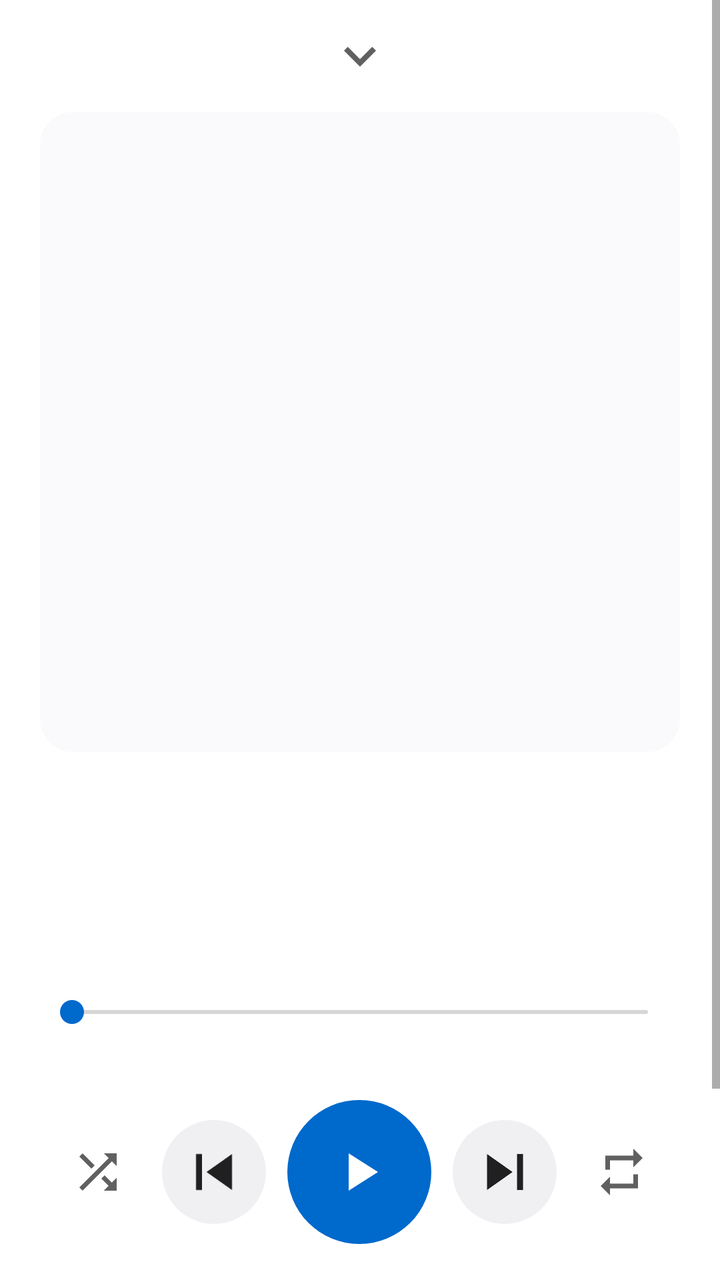
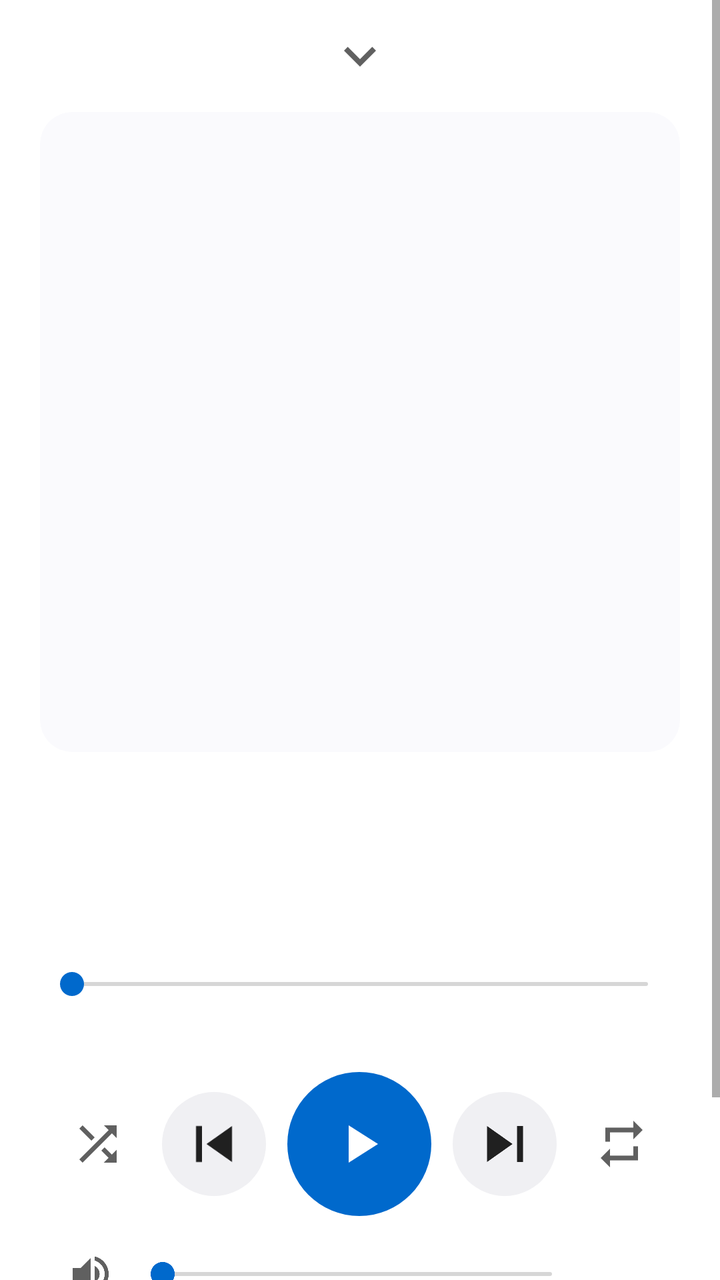

Compare the two renders of this Android layout. The source of the first and the diff that turns it into the second are given below.
<!-- AndroidManifest.xml: application theme Theme.UpnpCast -->
<!-- res/layout/activity_now_playing.xml -->
<?xml version="1.0" encoding="utf-8"?>
<ScrollView xmlns:android="http://schemas.android.com/apk/res/android"
    android:id="@+id/scroll"
    android:layout_width="match_parent"
    android:layout_height="match_parent"
    android:fillViewport="true"
    android:fitsSystemWindows="true">

    <LinearLayout
        android:id="@+id/player"
        android:layout_width="match_parent"
        android:layout_height="wrap_content"
        android:gravity="center_horizontal"
        android:orientation="vertical"
        android:paddingHorizontal="20dp"
        android:paddingBottom="24dp"
        android:paddingTop="8dp">

        
        <ImageView
            android:id="@+id/close"
            android:layout_width="56dp"
            android:layout_height="40dp"
            android:layout_marginBottom="8dp"
            android:background="@drawable/control"
            android:contentDescription="@string/close"
            android:scaleType="center"
            android:src="@drawable/ic_down" />

        <ImageView
            android:id="@+id/player_art"
            android:layout_width="320dp"
            android:layout_height="320dp"
            android:background="@drawable/cover"
            android:clipToOutline="true"
            android:importantForAccessibility="no"
            android:scaleType="centerCrop" />

        
        <View
            android:id="@+id/spacer"
            android:layout_width="match_parent"
            android:layout_height="0dp"
            android:layout_weight="1" />

        
        <TextView
            android:id="@+id/player_title"
            android:layout_width="match_parent"
            android:layout_height="wrap_content"
            android:layout_marginTop="24dp"
            android:paddingHorizontal="16dp"
            android:ellipsize="end"
            android:fontFamily="sans-serif-medium"
            android:maxLines="2"
            android:textColor="@color/text"
            android:textSize="24sp" />

        <TextView
            android:id="@+id/player_meta"
            android:layout_width="match_parent"
            android:layout_height="wrap_content"
            android:layout_marginTop="4dp"
            android:paddingHorizontal="16dp"
            android:ellipsize="end"
            android:maxLines="2"
            android:textColor="@color/text2"
            android:textSize="16sp" />

        <TextView
            android:id="@+id/player_format"
            android:layout_width="match_parent"
            android:layout_height="wrap_content"
            android:layout_marginTop="4dp"
            android:paddingHorizontal="16dp"
            android:textColor="@color/text2"
            android:textSize="14sp" />

        <SeekBar
            android:id="@+id/player_progress"
            android:layout_width="match_parent"
            android:layout_height="wrap_content"
            android:layout_marginTop="16dp"
            android:progressBackgroundTint="@color/text2"
            android:progressTint="@color/accent"
            android:thumbTint="@color/accent" />

        <LinearLayout
            android:layout_width="match_parent"
            android:layout_height="wrap_content"
            android:orientation="horizontal"
            android:paddingHorizontal="16dp">

            <TextView
                android:id="@+id/player_elapsed"
                android:layout_width="0dp"
                android:layout_height="wrap_content"
                android:layout_weight="1"
                android:textColor="@color/text2"
                android:textSize="14sp" />

            <TextView
                android:id="@+id/player_remaining"
                android:layout_width="wrap_content"
                android:layout_height="wrap_content"
                android:textColor="@color/text2"
                android:textSize="14sp" />
        </LinearLayout>

        
        <LinearLayout
            android:layout_width="match_parent"
            android:layout_height="wrap_content"
            android:layout_marginTop="16dp"
            android:gravity="center"
            android:orientation="horizontal">

            <ImageView
                android:id="@+id/player_shuffle"
                style="@style/Transport"
                android:contentDescription="@string/shuffle"
                android:padding="14dp"
                android:src="@drawable/ic_shuffle"
                android:tint="@color/text2" />

            <ImageView
                android:id="@+id/player_previous"
                style="@style/Transport"
                android:background="@drawable/circle_quiet"
                android:contentDescription="@string/previous"
                android:src="@drawable/ic_previous" />

            
            <FrameLayout
                android:id="@+id/player_back"
                style="@style/Skip">

                <ImageView
                    android:layout_width="match_parent"
                    android:layout_height="match_parent"
                    android:importantForAccessibility="no"
                    android:paddingHorizontal="2dp"
                    android:paddingVertical="12dp"
                    android:scaleType="fitCenter"
                    android:src="@drawable/ic_skip_back" />

                <TextView
                    android:id="@+id/player_back_step"
                    style="@style/SkipStep" />
            </FrameLayout>

            
            <FrameLayout
                android:layout_width="0dp"
                android:layout_height="wrap_content"
                android:layout_weight="1.5">

                <ImageView
                    android:id="@+id/player_toggle"
                    android:layout_width="72dp"
                    android:layout_height="72dp"
                    android:layout_gravity="center"
                    android:background="@drawable/circle"
                    android:clickable="true"
                    android:contentDescription="@string/play"
                    android:focusable="true"
                    android:padding="20dp"
                    android:src="@drawable/ic_play" />
            </FrameLayout>

            <FrameLayout
                android:id="@+id/player_forward"
                style="@style/Skip">

                <ImageView
                    android:layout_width="match_parent"
                    android:layout_height="match_parent"
                    android:importantForAccessibility="no"
                    android:paddingHorizontal="2dp"
                    android:paddingVertical="12dp"
                    android:scaleType="fitCenter"
                    android:src="@drawable/ic_skip_forward" />

                <TextView
                    android:id="@+id/player_forward_step"
                    style="@style/SkipStep" />
            </FrameLayout>

            <ImageView
                android:id="@+id/player_next"
                style="@style/Transport"
                android:background="@drawable/circle_quiet"
                android:contentDescription="@string/next"
                android:src="@drawable/ic_next" />

            <ImageView
                android:id="@+id/player_repeat"
                style="@style/Transport"
                android:contentDescription="@string/repeat"
                android:padding="14dp"
                android:src="@drawable/ic_repeat"
                android:tint="@color/text2" />
        </LinearLayout>

        
        <LinearLayout
            android:layout_width="match_parent"
            android:layout_height="wrap_content"
            android:layout_marginTop="9dp"
            android:layout_marginBottom="-11dp"
            android:clipToPadding="false"
            android:gravity="center_vertical"
            android:orientation="horizontal"
            android:paddingHorizontal="16dp">

            
            <ImageView
                android:id="@+id/player_mute"
                android:layout_width="40dp"
                android:layout_height="40dp"
                android:layout_marginStart="-11dp"
                android:background="@drawable/control"
                android:contentDescription="@string/mute"
                android:padding="8dp"
                android:src="@drawable/ic_volume" />

            <SeekBar
                android:id="@+id/player_volume"
                android:layout_width="0dp"
                android:layout_height="wrap_content"
                android:layout_weight="1"
                android:contentDescription="@string/volume"
                android:max="100"
                android:progressBackgroundTint="@color/text2"
                android:progressTint="@color/accent"
                android:thumbTint="@color/accent" />

            <TextView
                android:id="@+id/player_level"
                android:layout_width="wrap_content"
                android:layout_height="wrap_content"
                android:gravity="end"
                android:minWidth="32dp"
                android:textColor="@color/text2"
                android:textSize="15sp" />
        </LinearLayout>

        <TextView
            android:id="@+id/player_queue"
            style="@style/Button"
            android:layout_marginTop="20dp"
            android:background="@drawable/button_quiet"
            android:text="@string/queue"
            android:textColor="@color/text" />
    </LinearLayout>
</ScrollView>
<!-- resources referenced by this layout -->
<resources>
  <color name="accent">#FF0069CC</color>
  <color name="text">#FF202020</color>
  <color name="text2">#FF606060</color>
  <!-- drawable button_quiet (drawable) -->
  <ripple xmlns:android="http://schemas.android.com/apk/res/android"
      android:color="?android:attr/colorControlHighlight">
      <item>
          <shape android:shape="rectangle">
              <solid android:color="@color/panel" />
              <corners android:radius="16dp" />
          </shape>
      </item>
  </ripple>
  <!-- drawable circle (drawable) -->
  <ripple xmlns:android="http://schemas.android.com/apk/res/android"
      android:color="@color/ripple">
      <item>
          <shape android:shape="oval">
              <solid android:color="@color/accent" />
          </shape>
      </item>
  </ripple>
  <!-- drawable control (drawable) -->
  <ripple xmlns:android="http://schemas.android.com/apk/res/android"
      android:color="?android:attr/colorControlHighlight"
      android:radius="20dp" />
  <!-- drawable cover (drawable) -->
  <shape xmlns:android="http://schemas.android.com/apk/res/android"
      android:shape="rectangle">
      <solid android:color="@color/card" />
      <corners android:radius="16dp" />
  </shape>
  <!-- drawable ic_next (drawable) -->
  <vector xmlns:android="http://schemas.android.com/apk/res/android"
      android:width="24dp"
      android:height="24dp"
      android:viewportWidth="24"
      android:viewportHeight="24">
      <path
          android:fillColor="@color/text"
          android:pathData="M6,18l8.5,-6L6,6v12zM16,6v12h2V6h-2z" />
  </vector>
  <!-- drawable ic_play (drawable) -->
  <vector xmlns:android="http://schemas.android.com/apk/res/android"
      android:width="24dp"
      android:height="24dp"
      android:viewportWidth="24"
      android:viewportHeight="24">
      <path
          android:fillColor="@color/on_accent"
          android:pathData="M8,5v14l11,-7z" />
  </vector>
  <!-- drawable ic_previous (drawable) -->
  <vector xmlns:android="http://schemas.android.com/apk/res/android"
      android:width="24dp"
      android:height="24dp"
      android:viewportWidth="24"
      android:viewportHeight="24">
      <path
          android:fillColor="@color/text"
          android:pathData="M6,6h2v12H6zM9.5,12l8.5,6V6z" />
  </vector>
  <string name="close">Close</string>
  <string name="mute">Mute</string>
  <string name="next">Next</string>
  <string name="play">Play</string>
  <string name="previous">Previous</string>
  <string name="queue">Queue</string>
  <string name="repeat">Repeat</string>
  <string name="shuffle">Shuffle</string>
  <string name="volume">Volume</string>
  <style name="Button">
          <item name="android:layout_width">match_parent</item>
          <item name="android:layout_height">48dp</item>
          <item name="android:background">@drawable/button</item>
          <item name="android:clickable">true</item>
          <item name="android:focusable">true</item>
          <item name="android:fontFamily">sans-serif-medium</item>
          <item name="android:gravity">center</item>
          <item name="android:textColor">@color/on_accent</item>
          <item name="android:textSize">17sp</item>
      </style>
  <color name="panel">#FFF0F0F3</color>
  <color name="ripple">#33FFFFFF</color>
  <color name="card">#FFFAFAFD</color>
  <color name="on_accent">#FFFFFFFF</color>
  <!-- drawable button (drawable) -->
  <ripple xmlns:android="http://schemas.android.com/apk/res/android"
      android:color="@color/ripple">
      <item>
          <shape android:shape="rectangle">
              <solid android:color="@color/accent" />
              <corners android:radius="16dp" />
          </shape>
      </item>
  </ripple>
  <color name="bg">#FFFFFFFF</color>
  <color name="accent_text">#FF0069CC</color>
  <!-- unchanged entries left out for length: 11 -->
</resources>

<!-- the commit's change to res/layout/activity_now_playing.xml (unified diff, before → after) -->
@@ -48,7 +48,7 @@
             android:id="@+id/player_title"
             android:layout_width="match_parent"
             android:layout_height="wrap_content"
-            android:layout_marginTop="24dp"
+            android:layout_marginTop="12.4dp"
             android:paddingHorizontal="16dp"
             android:ellipsize="end"
             android:fontFamily="sans-serif-medium"
@@ -80,7 +80,7 @@
             android:id="@+id/player_progress"
             android:layout_width="match_parent"
             android:layout_height="wrap_content"
-            android:layout_marginTop="16dp"
+            android:layout_marginTop="13.8dp"
             android:progressBackgroundTint="@color/text2"
             android:progressTint="@color/accent"
             android:thumbTint="@color/accent" />
@@ -245,12 +245,50 @@
                 android:textSize="15sp" />
         </LinearLayout>
 
-        <TextView
-            android:id="@+id/player_queue"
-            style="@style/Button"
+        
+        <FrameLayout
+            android:layout_width="match_parent"
+            android:layout_height="56dp"
             android:layout_marginTop="20dp"
-            android:background="@drawable/button_quiet"
-            android:text="@string/queue"
-            android:textColor="@color/text" />
+            android:background="@drawable/panel">
+
+            <ImageView
+                android:id="@+id/player_queue"
+                android:layout_width="48dp"
+                android:layout_height="48dp"
+                android:layout_gravity="start|center_vertical"
+                android:layout_marginStart="2.5dp"
+                android:background="@drawable/control"
+                android:contentDescription="@string/queue"
+                android:paddingBottom="11.17dp"
+                android:paddingHorizontal="10dp"
+                android:paddingTop="8.83dp"
+                android:src="@drawable/ic_queue" />
+
+            
+            <TextView
+                android:id="@+id/player_room"
+                android:layout_width="match_parent"
+                android:layout_height="wrap_content"
+                android:layout_gravity="center_vertical"
+                android:layout_marginHorizontal="52dp"
+                android:ellipsize="end"
+                android:gravity="center"
+                android:maxLines="1"
+                android:textColor="@color/accent_text"
+                android:textSize="16sp" />
+
+            <ImageView
+                android:id="@+id/player_heart"
+                android:layout_width="48dp"
+                android:layout_height="48dp"
+                android:layout_gravity="end|center_vertical"
+                android:layout_marginEnd="3.67dp"
+                android:background="@drawable/control"
+                android:contentDescription="@string/favorite_add"
+                android:padding="10dp"
+                android:src="@drawable/ic_heart"
+                android:visibility="gone" />
+        </FrameLayout>
     </LinearLayout>
 </ScrollView>
<!-- resource entries referenced after the edit -->
@@ -3,16 +3,6 @@
   <color name="accent">#FF0069CC</color>
   <color name="text">#FF202020</color>
   <color name="text2">#FF606060</color>
-  <!-- drawable button_quiet (drawable) -->
-  <ripple xmlns:android="http://schemas.android.com/apk/res/android"
-      android:color="?android:attr/colorControlHighlight">
-      <item>
-          <shape android:shape="rectangle">
-              <solid android:color="@color/panel" />
-              <corners android:radius="16dp" />
-          </shape>
-      </item>
-  </ripple>
   <!-- drawable circle (drawable) -->
   <ripple xmlns:android="http://schemas.android.com/apk/res/android"
       android:color="@color/ripple">
@@ -32,6 +22,16 @@
       <solid android:color="@color/card" />
       <corners android:radius="16dp" />
   </shape>
+  <!-- drawable ic_heart (drawable) -->
+  <vector xmlns:android="http://schemas.android.com/apk/res/android"
+      android:width="24dp"
+      android:height="24dp"
+      android:viewportWidth="24"
+      android:viewportHeight="24">
+      <path
+          android:fillColor="@color/text2"
+          android:pathData="M16.5,3c-1.74,0 -3.41,0.81 -4.5,2.09C10.91,3.81 9.24,3 7.5,3 4.42,3 2,5.42 2,8.5c0,3.78 3.4,6.86 8.55,11.54L12,21.35l1.45,-1.32C18.6,15.36 22,12.28 22,8.5 22,5.42 19.58,3 16.5,3zM12.1,18.55l-0.1,0.1 -0.1,-0.1C7.14,14.24 4,11.39 4,8.5 4,6.5 5.5,5 7.5,5c1.54,0 3.04,0.99 3.57,2.36h1.87C13.46,5.99 14.96,5 16.5,5c2,0 3.5,1.5 3.5,3.5 0,2.89 -3.14,5.74 -7.9,10.05z" />
+  </vector>
   <!-- drawable ic_next (drawable) -->
   <vector xmlns:android="http://schemas.android.com/apk/res/android"
       android:width="24dp"
@@ -62,7 +62,24 @@
           android:fillColor="@color/text"
           android:pathData="M6,6h2v12H6zM9.5,12l8.5,6V6z" />
   </vector>
+  <!-- drawable ic_queue (drawable) -->
+  <vector xmlns:android="http://schemas.android.com/apk/res/android"
+      android:width="24dp"
+      android:height="24dp"
+      android:viewportWidth="24"
+      android:viewportHeight="24">
+      <path
+          android:fillColor="@color/text2"
+          android:pathData="M15,6H3v2h12V6zM15,10H3v2h12V10zM3,16h8v-2H3V16zM17,6v8.18C16.69,14.07 16.35,14 16,14c-1.66,0 -3,1.34 -3,3s1.34,3 3,3s3,-1.34 3,-3V8h3V6H17z" />
+  </vector>
+  <!-- drawable panel (drawable) -->
+  <shape xmlns:android="http://schemas.android.com/apk/res/android"
+      android:shape="rectangle">
+      <solid android:color="@color/panel" />
+      <corners android:radius="16dp" />
+  </shape>
   <string name="close">Close</string>
+  <string name="favorite_add">Save to Favorites</string>
   <string name="mute">Mute</string>
   <string name="next">Next</string>
   <string name="play">Play</string>
@@ -71,31 +88,10 @@
   <string name="repeat">Repeat</string>
   <string name="shuffle">Shuffle</string>
   <string name="volume">Volume</string>
-  <style name="Button">
-          <item name="android:layout_width">match_parent</item>
-          <item name="android:layout_height">48dp</item>
-          <item name="android:background">@drawable/button</item>
-          <item name="android:clickable">true</item>
-          <item name="android:focusable">true</item>
-          <item name="android:fontFamily">sans-serif-medium</item>
-          <item name="android:gravity">center</item>
-          <item name="android:textColor">@color/on_accent</item>
-          <item name="android:textSize">17sp</item>
-      </style>
   <color name="panel">#FFF0F0F3</color>
   <color name="ripple">#33FFFFFF</color>
   <color name="card">#FFFAFAFD</color>
   <color name="on_accent">#FFFFFFFF</color>
-  <!-- drawable button (drawable) -->
-  <ripple xmlns:android="http://schemas.android.com/apk/res/android"
-      android:color="@color/ripple">
-      <item>
-          <shape android:shape="rectangle">
-              <solid android:color="@color/accent" />
-              <corners android:radius="16dp" />
-          </shape>
-      </item>
-  </ripple>
   <color name="bg">#FFFFFFFF</color>
   <color name="accent_text">#FF0069CC</color>
   <!-- unchanged entries left out for length: 11 -->
